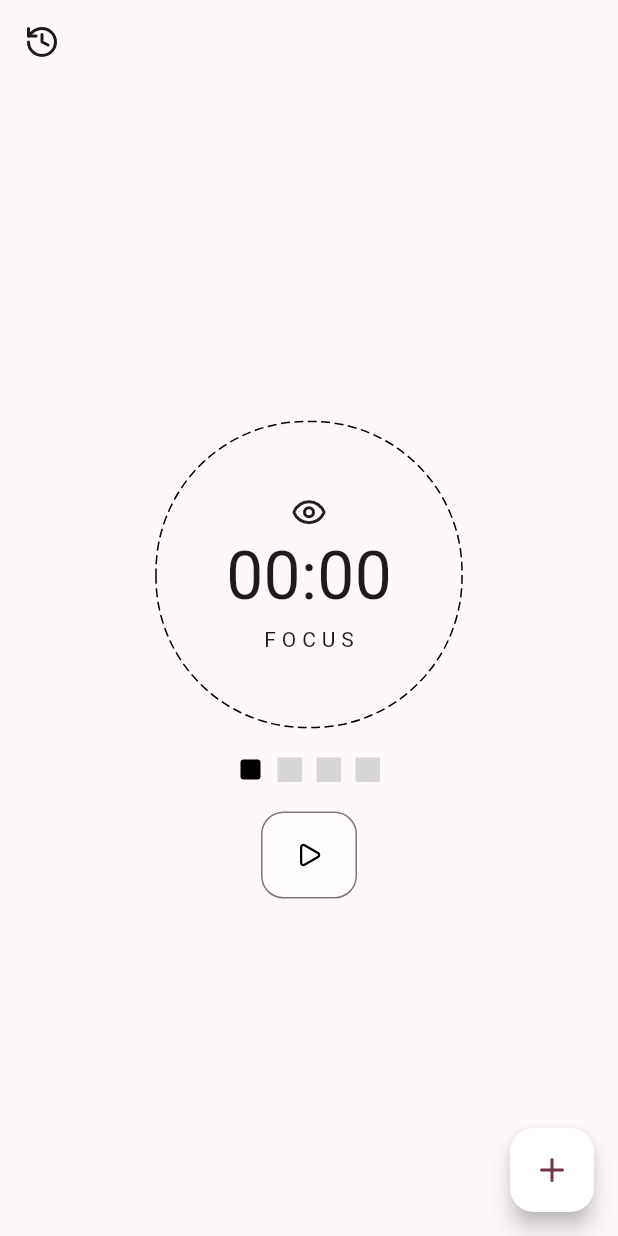
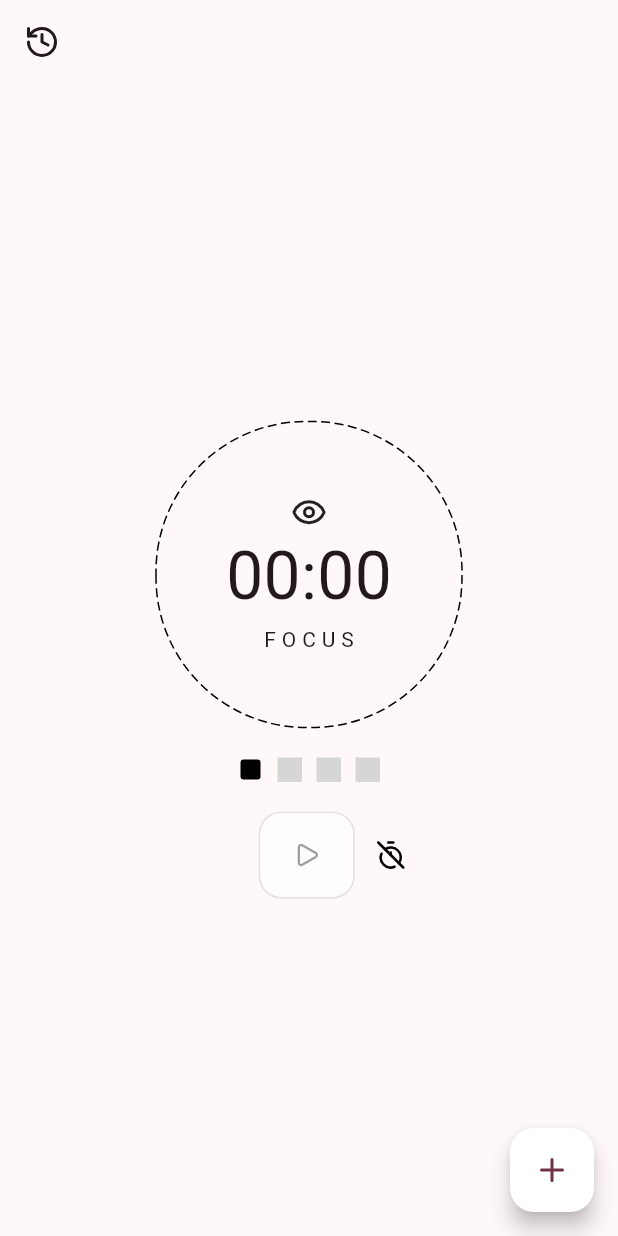
Before and after one commit to matheoleger/matedoro-flutter, a Flutter app: the screen it shows after launch, on a phone screen of 412 x 824 dp. Run offline on Flutter 3.47's test engine with Material 3 defaults, Android fonts, the phone set to English and light mode, and no system bars; drawn by our look-alikes of dotted_border; our stand-ins replace awesome_notifications, flutter_svg, lucide_icons_flutter, sqflite; accounts and stored records are empty; grey boxes are pictures that could not be loaded.

Commit message:
feat(stop): add stop button

```diff
--- a/lib/pages/home.dart
+++ b/lib/pages/home.dart
@@ -15,13 +15,11 @@ class MyHomePage extends StatefulWidget {
 }
 
 class _MyHomePageState extends State<MyHomePage> {
-
   @override
   void initState() {
     AwesomeNotifications().isNotificationAllowed().then((isAllowed) => {
-      if(!isAllowed) {
-        AwesomeNotifications().requestPermissionToSendNotifications()
-      }
+          if (!isAllowed)
+            {AwesomeNotifications().requestPermissionToSendNotifications()}
         });
     super.initState();
   }
@@ -34,10 +32,9 @@ class _MyHomePageState extends State<MyHomePage> {
     }
   }
 
-  // onNewButton(PomodoroProvider pomodoroProvider) {
-  //   pomodoroProvider.startNewPomodoroSession();
-  //   // pomodoroProvider.startTimer();
-  // }
+  onStopSessionButton(PomodoroProvider pomodoroProvider) {
+    pomodoroProvider.stop();
+  }
 
   @override
   Widget build(BuildContext context) {
@@ -64,23 +61,48 @@ class _MyHomePageState extends State<MyHomePage> {
         children: [
           Pomodoro(),
           SizedBox(height: 20),
+          Row(
+            mainAxisAlignment: MainAxisAlignment.center,
+            mainAxisSize: MainAxisSize.max,
+            children: [
+              SizedBox(
+                width: 45,
+              ),
               OutlinedButton(
                   style: ButtonStyle(
                       shape: WidgetStateProperty.all<RoundedRectangleBorder>(
                           RoundedRectangleBorder(
-                          borderRadius: BorderRadius.all(Radius.circular(15)),
+                              borderRadius:
+                                  BorderRadius.all(Radius.circular(15)),
                               side: BorderSide(
                                   color: const Color.fromARGB(255, 255, 0, 0)
                                       .withOpacity(1),
                                   width: 10))),
                       // side: WidgetStateProperty.all<BorderSide>(BorderSide(color: Colors.white.withOpacity(0))),
-                  padding:
-                      WidgetStateProperty.all<EdgeInsets>(EdgeInsets.all(20)),
+                      padding: WidgetStateProperty.all<EdgeInsets>(
+                          EdgeInsets.all(20)),
                       backgroundColor: WidgetStateProperty.all<Color>(
                           const Color.fromARGB(255, 255, 255, 255)
                               .withOpacity(0.5))),
-              onPressed: () => onPlayButton(pomodoroProvider),
-              child: Icon(pomodoroProvider.isRunning ? LucideIcons.pause : LucideIcons.play, color: Colors.black,))
+                  onPressed: pomodoroProvider.isStopped ? null : () => onPlayButton(pomodoroProvider),
+                  child: Icon(
+                    pomodoroProvider.isRunning
+                        ? LucideIcons.pause
+                        : LucideIcons.play,
+                    color: pomodoroProvider.isStopped ? Colors.grey : Colors.black,
+                  )),
+                  TextButtonTheme(data: TextButtonThemeData(
+                    style: ButtonStyle(
+                      minimumSize: WidgetStateProperty.all<Size>(Size(20, 20)),)),
+                      child: TextButton(
+                        onPressed: () => onStopSessionButton(pomodoroProvider),
+                        child: Icon(
+                          LucideIcons.timerOff,
+                          size: 20,
+                          color: Colors.black,
+                        )))
+            ],
+          ),
         ],
       )),
       floatingActionButton: FloatingActionButton(
@@ -93,7 +115,6 @@ class _MyHomePageState extends State<MyHomePage> {
         tooltip: 'Increment',
         child: const Icon(LucideIcons.plus),
       ), // This trailing comma makes auto-formatting nicer for build methods.
-
     );
   }
 }
```
Also changed, not shown: lib/providers/pomodoro.provider.dart (+18 -0 lines). Lines whose indentation alone changed are shown as unchanged.
